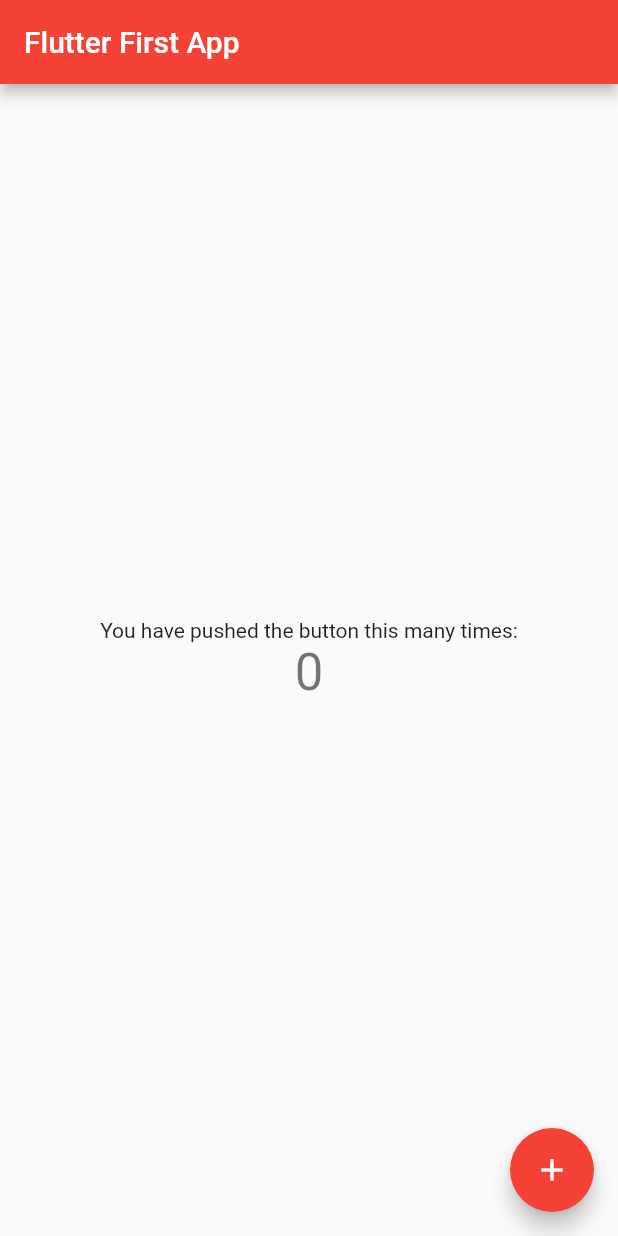
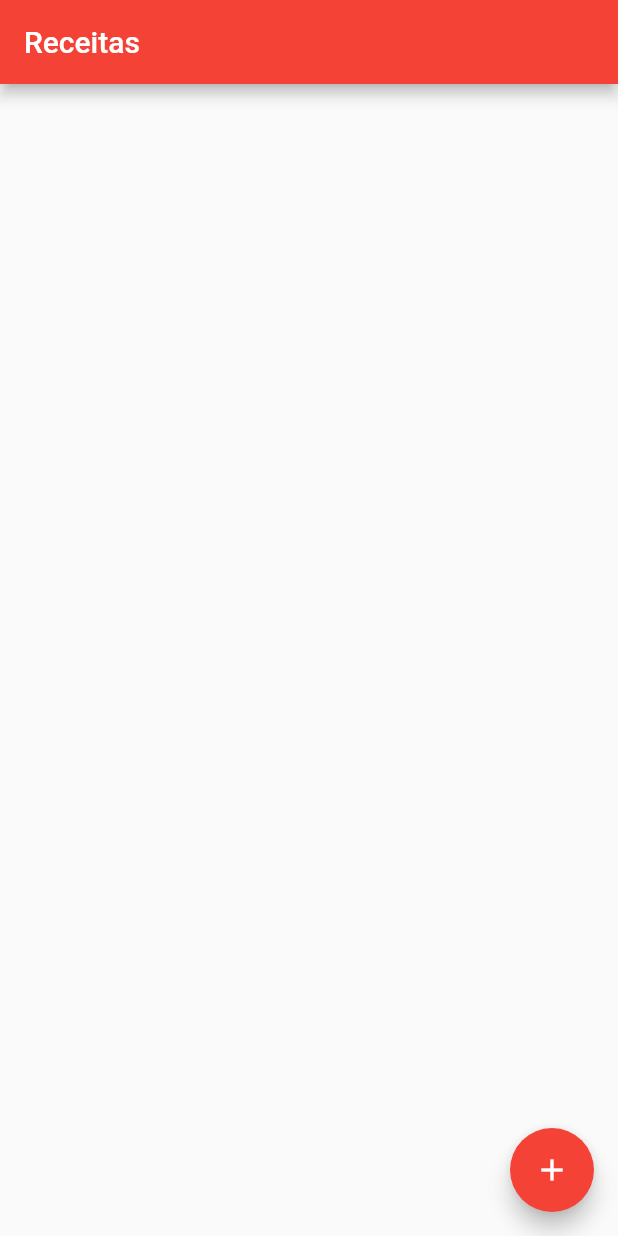
Before and after one commit to gustavoborges25/flutter-fist-app, a Flutter app: the screen it shows after launch, on a phone screen of 412 x 824 dp. Run offline on Flutter 3.47's test engine with Material 2 defaults, Android fonts, the phone set to English and light mode, and no system bars.

Commit message:
iniciado listagem de receitas

```diff
--- a/lib/main.dart
+++ b/lib/main.dart
@@ -1,111 +1,17 @@
+import 'package:firstapp/screen/HomeList.dart';
 import 'package:flutter/material.dart';
 
 void main() => runApp(MyApp());
 
 class MyApp extends StatelessWidget {
-  // This widget is the root of your application.
   @override
   Widget build(BuildContext context) {
     return MaterialApp(
-      title: 'Primeiro App Flutter',
+      title: 'Receitas de Família',
       theme: ThemeData(
-        // This is the theme of your application.
-        //
-        // Try running your application with "flutter run". You'll see the
-        // application has a blue toolbar. Then, without quitting the app, try
-        // changing the primarySwatch below to Colors.green and then invoke
-        // "hot reload" (press "r" in the console where you ran "flutter run",
-        // or simply save your changes to "hot reload" in a Flutter IDE).
-        // Notice that the counter didn't reset back to zero; the application
-        // is not restarted.
         primarySwatch: Colors.red,
       ),
-      home: MyHomePage(title: 'Flutter First App'),
+      home: HomeList(),
     );
   }
 }
-
-class MyHomePage extends StatefulWidget {
-  MyHomePage({Key key, this.title}) : super(key: key);
-
-  // This widget is the home page of your application. It is stateful, meaning
-  // that it has a State object (defined below) that contains fields that affect
-  // how it looks.
-
-  // This class is the configuration for the state. It holds the values (in this
-  // case the title) provided by the parent (in this case the App widget) and
-  // used by the build method of the State. Fields in a Widget subclass are
-  // always marked "final".
-
-  final String title;
-
-  @override
-  _MyHomePageState createState() => _MyHomePageState();
-}
-
-class _MyHomePageState extends State<MyHomePage> {
-  int _counter = 0;
-
-  void _incrementCounter() {
-    setState(() {
-      // This call to setState tells the Flutter framework that something has
-      // changed in this State, which causes it to rerun the build method below
-      // so that the display can reflect the updated values. If we changed
-      // _counter without calling setState(), then the build method would not be
-      // called again, and so nothing would appear to happen.
-      _counter++;
-    });
-  }
-
-  @override
-  Widget build(BuildContext context) {
-    // This method is rerun every time setState is called, for instance as done
-    // by the _incrementCounter method above.
-    //
-    // The Flutter framework has been optimized to make rerunning build methods
-    // fast, so that you can just rebuild anything that needs updating rather
-    // than having to individually change instances of widgets.
-    return Scaffold(
-      appBar: AppBar(
-        // Here we take the value from the MyHomePage object that was created by
-        // the App.build method, and use it to set our appbar title.
-        title: Text(widget.title),
-      ),
-      body: Center(
-        // Center is a layout widget. It takes a single child and positions it
-        // in the middle of the parent.
-        child: Column(
-          // Column is also layout widget. It takes a list of children and
-          // arranges them vertically. By default, it sizes itself to fit its
-          // children horizontally, and tries to be as tall as its parent.
-          //
-          // Invoke "debug painting" (press "p" in the console, choose the
-          // "Toggle Debug Paint" action from the Flutter Inspector in Android
-          // Studio, or the "Toggle Debug Paint" command in Visual Studio Code)
-          // to see the wireframe for each widget.
-          //
-          // Column has various properties to control how it sizes itself and
-          // how it positions its children. Here we use mainAxisAlignment to
-          // center the children vertically; the main axis here is the vertical
-          // axis because Columns are vertical (the cross axis would be
-          // horizontal).
-          mainAxisAlignment: MainAxisAlignment.center,
-          children: <Widget>[
-            Text(
-              'You have pushed the button this many times:',
-            ),
-            Text(
-              '$_counter',
-              style: Theme.of(context).textTheme.display1,
-            ),
-          ],
-        ),
-      ),
-      floatingActionButton: FloatingActionButton(
-        onPressed: _incrementCounter,
-        tooltip: 'Increment',
-        child: Icon(Icons.add),
-      ), // This trailing comma makes auto-formatting nicer for build methods.
-    );
-  }
-}
--- /dev/null
+++ b/lib/screen/HomeList.dart
@@ -0,0 +1,44 @@
+import 'package:flutter/material.dart';
+
+class HomeList extends StatefulWidget {
+  @override
+  _HomeListState createState() => _HomeListState();
+}
+
+class _HomeListState extends State<HomeList> {
+  List<String> items = new List();
+
+  void _incrementCounter() {
+    setState(() {
+      items.add('_counter');
+    });
+  }
+
+  @override
+  Widget build(BuildContext context) {
+    return Scaffold(
+      appBar: AppBar(
+        title: Text('Receitas'),
+      ),
+      body: ListView.builder(
+        itemCount: items.length,
+        itemBuilder: (BuildContext context, int index) {
+          return ListTile(
+            leading: ConstrainedBox(
+              constraints: BoxConstraints.tightFor(height: 1000),
+              child: Image.network('https://www.docemeldoces.com/wp-content/uploads/galeria-bolo-chocolate_80.jpg', fit: BoxFit.fitWidth),
+            ),
+            title: Text(
+              index.toString(),
+            ),
+          );
+        },
+      ),
+      floatingActionButton: FloatingActionButton(
+        onPressed: _incrementCounter,
+        tooltip: 'Increment',
+        child: Icon(Icons.add),
+      ),
+    );
+  }
+}
--- a/pubspec.yaml
+++ b/pubspec.yaml
@@ -41,9 +41,8 @@ flutter:
   uses-material-design: true
 
   # To add assets to your application, add an assets section, like this:
-  # assets:
-  #  - images/a_dot_burr.jpeg
-  #  - images/a_dot_ham.jpeg
+  assets:
+    - assets/images/no-image.png
 
   # An image asset can refer to one or more resolution-specific "variants", see
   # https://flutter.dev/assets-and-images/#resolution-aware.
```
Also changed, not shown: assets/images/no-image.png (added).
